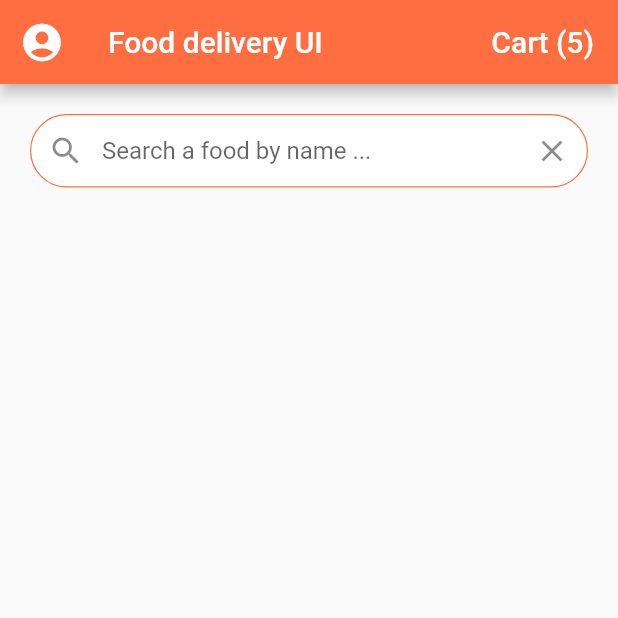
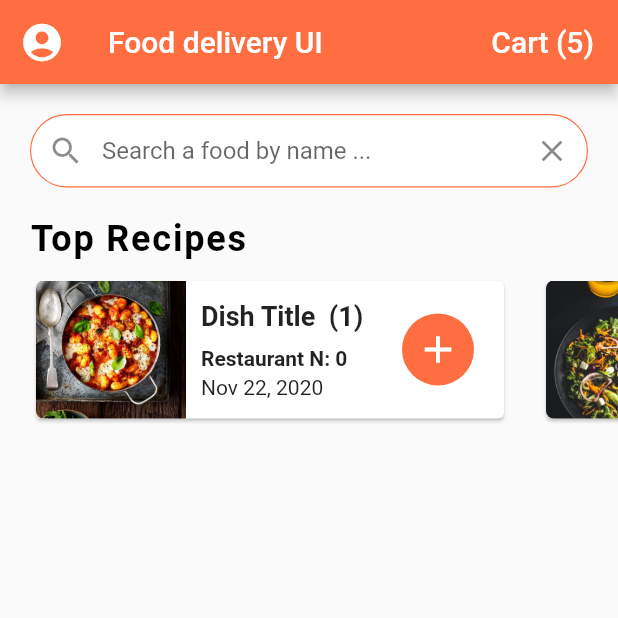
Before and after one commit to OussamaELAMRANI/foodUI, a Flutter app: the screen it shows after launch, on a phone screen of 412 x 824 dp, the top half of it. Run offline on Flutter 3.47's test engine with Material 2 defaults, Android fonts, the phone set to English and light mode, and no system bars.

Commit message:
Top Recipes Silder.

```diff
--- /dev/null
+++ b/lib/components/card_recent.dart
@@ -0,0 +1,23 @@
+import 'package:flutter/material.dart';
+import 'package:food_app_ui/components/order_card.dart';
+import 'package:food_app_ui/theme/constants.dart';
+
+class CardRecent extends StatelessWidget {
+  @override
+  Widget build(BuildContext context) {
+    return Container(
+      height: 120.0,
+      child: ListView.builder(
+        padding: EdgeInsets.only(left: 10),
+        shrinkWrap: true,
+        scrollDirection: Axis.horizontal,
+        itemCount: 4,
+        itemBuilder: (BuildContext context, int i) {
+          return CardOrder(
+            index: i,
+          );
+        },
+      ),
+    );
+  }
+}
--- /dev/null
+++ b/lib/components/header.dart
@@ -0,0 +1,28 @@
+import 'package:flutter/material.dart';
+import 'package:food_app_ui/theme/constants.dart';
+
+class Header extends StatelessWidget {
+  final String title;
+
+  Header({@required this.title});
+
+  @override
+  Widget build(BuildContext context) {
+    return Column(
+      crossAxisAlignment: CrossAxisAlignment.start,
+      children: [
+        Padding(
+          padding: EdgeInsets.symmetric(horizontal: 20),
+          child: Text(
+            this.title,
+            style: TextStyle(
+                color: blackColor,
+                fontSize: 24.0,
+                fontWeight: FontWeight.w600,
+                letterSpacing: 1.2),
+          ),
+        ),
+      ],
+    );
+  }
+}
--- /dev/null
+++ b/lib/components/order_card.dart
@@ -0,0 +1,98 @@
+import 'dart:math';
+
+import 'package:flutter/material.dart';
+import 'package:food_app_ui/theme/constants.dart';
+
+class CardOrder extends StatelessWidget {
+  final int index;
+  int titleNum = (new Random()).nextInt(20);
+
+  CardOrder({@required this.index, Key key}) : super(key: key);
+
+  @override
+  Widget build(BuildContext context) {
+    return Container(
+      margin: EdgeInsets.all(10.0),
+      width: 320,
+      child: Card(
+        child: Row(
+          crossAxisAlignment: CrossAxisAlignment.start,
+          mainAxisSize: MainAxisSize.min,
+          children: [
+            Expanded(
+              child: Row(
+                mainAxisAlignment: MainAxisAlignment.spaceBetween,
+                children: [
+                  ClipRRect(
+                    borderRadius: BorderRadius.only(
+                      topLeft: Radius.circular(5),
+                      bottomLeft: Radius.circular(5),
+                    ),
+                    child: Image(
+                      width: 100,
+                      height: 140.0,
+                      image:
+                          AssetImage('assets/images/dish-${this.index}.jpeg'),
+                      fit: BoxFit.cover,
+                    ),
+                  ),
+                  Expanded(
+                    child: Container(
+                      margin: EdgeInsets.all(10),
+                      child: Column(
+                        crossAxisAlignment: CrossAxisAlignment.start,
+                        mainAxisAlignment: MainAxisAlignment.spaceEvenly,
+                        children: [
+                          Text(
+                            "Dish Title  (${index + 1})",
+                            style: TextStyle(
+                              fontSize: 18,
+                              fontWeight: FontWeight.bold,
+                            ),
+                            overflow: TextOverflow.ellipsis,
+                          ),
+                          SizedBox(height: 4.0),
+                          Text(
+                            "Restaurant N: ${titleNum}",
+                            style: TextStyle(
+                              fontSize: 14,
+                              fontWeight: FontWeight.w600,
+                            ),
+                            overflow: TextOverflow.ellipsis,
+                          ),
+                          Text(
+                            "Nov 22, 2020",
+                            style: TextStyle(
+                              fontSize: 14,
+                              color: darkGreyColor,
+                            ),
+                            overflow: TextOverflow.ellipsis,
+                          ),
+                        ],
+                      ),
+                    ),
+                  ),
+                  Container(
+                    margin: EdgeInsets.only(right: 20),
+                    width: 48,
+                    decoration: BoxDecoration(
+                        color: primaryColor,
+                        borderRadius: BorderRadius.circular(30)),
+                    child: IconButton(
+                      icon: Icon(
+                        Icons.add,
+                        size: 30,
+                        color: whiteColor,
+                      ),
+                      onPressed: () {},
+                    ),
+                  )
+                ],
+              ),
+            )
+          ],
+        ),
+      ),
+    );
+  }
+}
--- a/lib/screens/_home.dart
+++ b/lib/screens/_home.dart
@@ -1,4 +1,6 @@
 import 'package:flutter/material.dart';
+import 'package:food_app_ui/components/card_recent.dart';
+import 'package:food_app_ui/components/header.dart';
 import 'package:food_app_ui/components/search_input.dart';
 
 class HomeScreen extends StatefulWidget {
@@ -33,7 +35,11 @@ class _HomeScreenState extends State<HomeScreen> {
       ),
       body: ListView(
         children: [
-          SearchInput()
+          SearchInput(),
+          Header(
+            title: "Top Recipes",
+          ),
+          CardRecent(),
         ],
       ),
     );
--- a/lib/theme/constants.dart
+++ b/lib/theme/constants.dart
@@ -6,3 +6,4 @@ final Color primaryColor = Colors.deepOrangeAccent;
 final Color secondaryColor = Colors.teal;
 final Color blackColor = Colors.black;
 final Color darkColor = Colors.black12;
+final Color darkGreyColor = Colors.black87;
```
Also changed, not shown: pubspec.yaml (+2 -9 lines), assets/images/dish-0.jpeg (added), assets/images/dish-1.jpeg (added), assets/images/dish-2.jpeg (added), assets/images/dish-3.jpeg (added).
